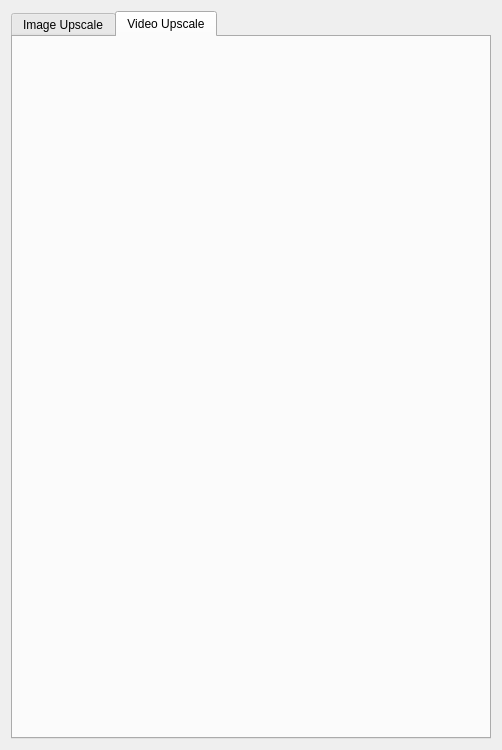
Old version of the form Windows/MainWindow.ui in the repository D16IT6/UpscaleAnime.
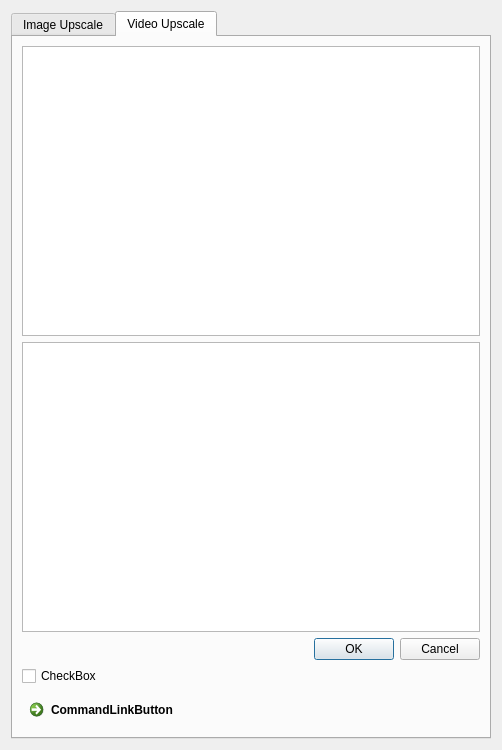
New version of the form. The open tabs and pages were chosen to show the change.

What changed in the file:
```diff
--- a/Windows/MainWindow.ui
+++ b/Windows/MainWindow.ui
@@ -135,6 +135,39 @@
       <attribute name="title">
        <string>Video Upscale</string>
       </attribute>
+      <layout class="QVBoxLayout" name="verticalLayout_3">
+       <item>
+        <layout class="QVBoxLayout" name="verticalLayout_2">
+         <item>
+          <widget class="QUndoView" name="undoView"/>
+         </item>
+         <item>
+          <widget class="QTreeView" name="treeView"/>
+         </item>
+         <item>
+          <widget class="QDialogButtonBox" name="buttonBox">
+           <property name="standardButtons">
+            <set>QDialogButtonBox::StandardButton::Cancel|QDialogButtonBox::StandardButton::Ok</set>
+           </property>
+          </widget>
+         </item>
+         <item>
+          <widget class="QCheckBox" name="checkBox">
+           <property name="text">
+            <string>CheckBox</string>
+           </property>
+          </widget>
+         </item>
+         <item>
+          <widget class="QCommandLinkButton" name="commandLinkButton">
+           <property name="text">
+            <string>CommandLinkButton</string>
+           </property>
+          </widget>
+         </item>
+        </layout>
+       </item>
+      </layout>
      </widget>
     </widget>
    </item>
```
Left out of the diff: 3 changed lines with no effect on the pictures.
